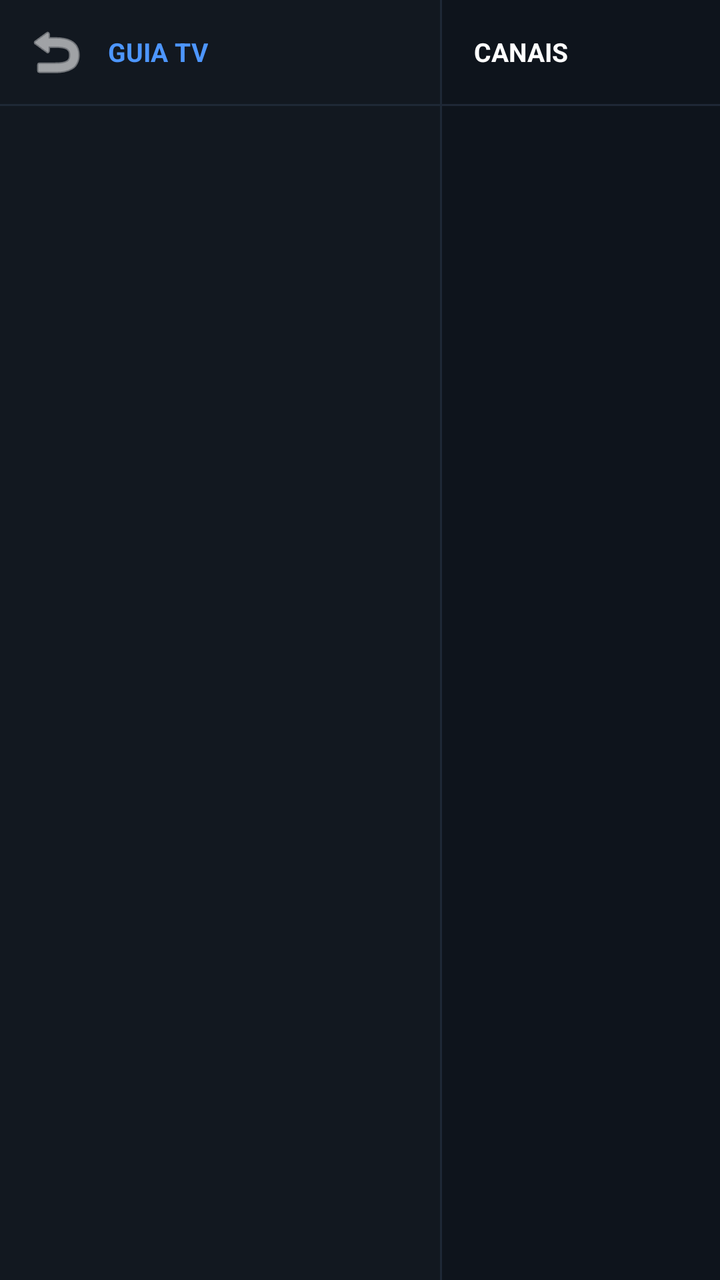
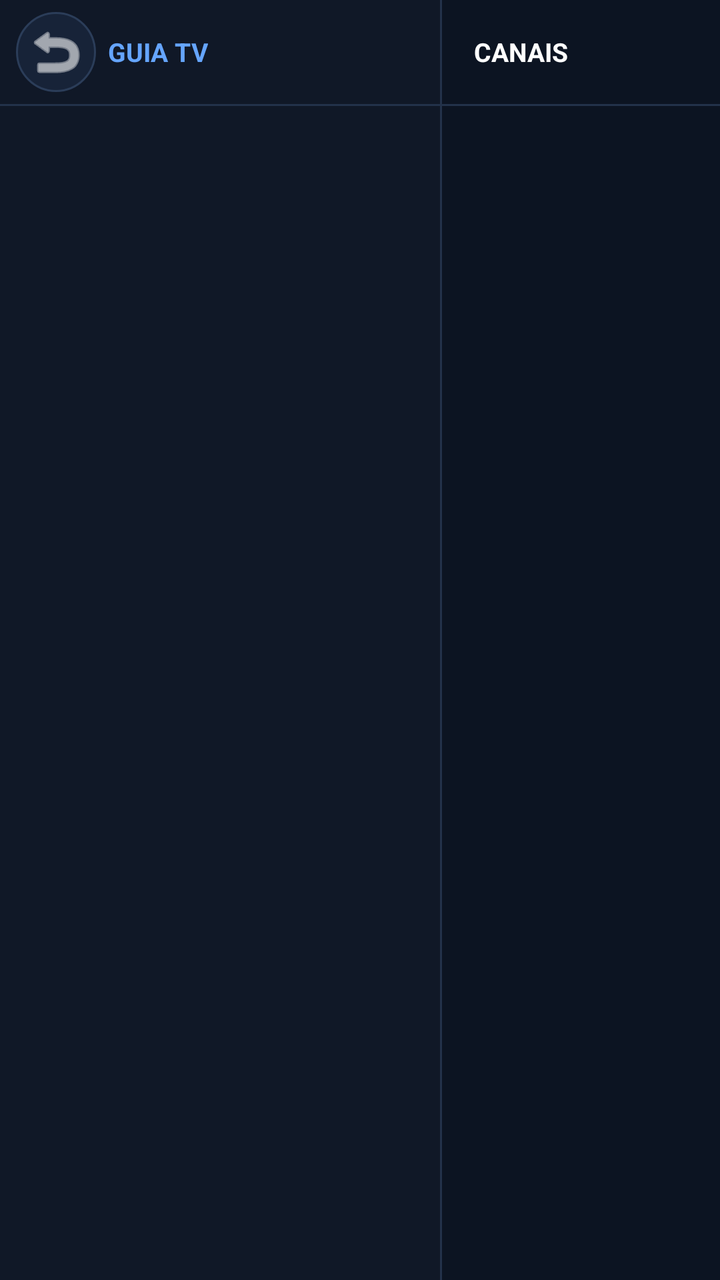

Before-and-after screenshots of an Android layout around one commit, followed by the original layout XML and the change that was made.
<!-- AndroidManifest.xml: application theme Theme.MyApplication -->
<!-- res/layout/activity_epg.xml -->
<?xml version="1.0" encoding="utf-8"?>
<LinearLayout xmlns:android="http://schemas.android.com/apk/res/android"
    xmlns:app="http://schemas.android.com/apk/res-auto"
    android:layout_width="match_parent"
    android:layout_height="match_parent"
    android:orientation="horizontal"
    android:background="#0A0F14">

    
    <LinearLayout
        android:layout_width="220dp"
        android:layout_height="match_parent"
        android:orientation="vertical"
        android:background="#121820">

        
        <LinearLayout
            android:layout_width="match_parent"
            android:layout_height="52dp"
            android:orientation="horizontal"
            android:gravity="center_vertical"
            android:paddingStart="8dp"
            android:paddingEnd="12dp">

            <ImageButton
                android:id="@+id/btnBackEpg"
                android:layout_width="40dp"
                android:layout_height="40dp"
                android:background="?android:attr/selectableItemBackgroundBorderless"
                android:contentDescription="Voltar"
                android:src="@android:drawable/ic_menu_revert"
                app:tint="#FFFFFF" />

            <TextView
                android:layout_width="wrap_content"
                android:layout_height="wrap_content"
                android:layout_marginStart="6dp"
                android:text="GUIA TV"
                android:textColor="#4D96FF"
                android:textSize="13sp"
                android:textStyle="bold" />
        </LinearLayout>

        <View
            android:layout_width="match_parent"
            android:layout_height="1dp"
            android:background="#1E2836" />

        <androidx.recyclerview.widget.RecyclerView
            android:id="@+id/rvEpgCategories"
            android:layout_width="match_parent"
            android:layout_height="match_parent" />
    </LinearLayout>

    <View
        android:layout_width="1dp"
        android:layout_height="match_parent"
        android:background="#1E2836" />

    
    <LinearLayout
        android:layout_width="230dp"
        android:layout_height="match_parent"
        android:orientation="vertical"
        android:background="#0E141C">

        <TextView
            android:layout_width="match_parent"
            android:layout_height="52dp"
            android:gravity="center_vertical"
            android:paddingStart="16dp"
            android:paddingEnd="16dp"
            android:text="CANAIS"
            android:textColor="#FFFFFF"
            android:textSize="13sp"
            android:textStyle="bold" />

        <View
            android:layout_width="match_parent"
            android:layout_height="1dp"
            android:background="#1E2836" />

        <androidx.recyclerview.widget.RecyclerView
            android:id="@+id/rvEpgChannels"
            android:layout_width="match_parent"
            android:layout_height="match_parent" />
    </LinearLayout>

    <View
        android:layout_width="1dp"
        android:layout_height="match_parent"
        android:background="#1E2836" />

    
    <LinearLayout
        android:layout_width="0dp"
        android:layout_height="match_parent"
        android:layout_weight="1"
        android:orientation="vertical"
        android:background="#0A0F14"
        android:padding="12dp">

        <TextView
            android:id="@+id/tvEpgChannelHeader"
            android:layout_width="match_parent"
            android:layout_height="40dp"
            android:gravity="center_vertical"
            android:text="GUIA DE PROGRAMAÇÃO"
            android:textColor="#FFD93D"
            android:textSize="14sp"
            android:textStyle="bold" />

        <FrameLayout
            android:layout_width="match_parent"
            android:layout_height="match_parent"
            android:layout_marginTop="8dp">

            <androidx.recyclerview.widget.RecyclerView
                android:id="@+id/rvEpgPrograms"
                android:layout_width="match_parent"
                android:layout_height="match_parent" />

            <ProgressBar
                android:id="@+id/pbEpgLoading"
                android:layout_width="wrap_content"
                android:layout_height="wrap_content"
                android:layout_gravity="center"
                android:visibility="gone" />

            <TextView
                android:id="@+id/tvEpgEmpty"
                android:layout_width="wrap_content"
                android:layout_height="wrap_content"
                android:layout_gravity="center"
                android:text="Sem guia de programação disponível"
                android:textColor="#708090"
                android:textSize="14sp"
                android:visibility="gone" />
        </FrameLayout>
    </LinearLayout>

</LinearLayout>
<!-- resources referenced by this layout -->
<resources>
  <style name="Theme.MyApplication" parent="Base.Theme.MyApplication" />
  <style name="Base.Theme.MyApplication" parent="Theme.Material3.DayNight.NoActionBar">
          
          
      </style>
</resources>

<!-- the commit's change to res/layout/activity_epg.xml (unified diff, before → after) -->
@@ -4,14 +4,14 @@
     android:layout_width="match_parent"
     android:layout_height="match_parent"
     android:orientation="horizontal"
-    android:background="#0A0F14">
+    android:background="@drawable/bg_app_surface">
 
     
     <LinearLayout
         android:layout_width="220dp"
         android:layout_height="match_parent"
         android:orientation="vertical"
-        android:background="#121820">
+        android:background="#101827">
 
         
         <LinearLayout
@@ -26,7 +26,8 @@
                 android:id="@+id/btnBackEpg"
                 android:layout_width="40dp"
                 android:layout_height="40dp"
-                android:background="?android:attr/selectableItemBackgroundBorderless"
+                android:background="@drawable/bg_icon_button"
+                android:foreground="?android:attr/selectableItemBackgroundBorderless"
                 android:contentDescription="Voltar"
                 android:src="@android:drawable/ic_menu_revert"
                 app:tint="#FFFFFF" />
@@ -36,7 +37,7 @@
                 android:layout_height="wrap_content"
                 android:layout_marginStart="6dp"
                 android:text="GUIA TV"
-                android:textColor="#4D96FF"
+                android:textColor="#65A5FF"
                 android:textSize="13sp"
                 android:textStyle="bold" />
         </LinearLayout>
@@ -44,7 +45,7 @@
         <View
             android:layout_width="match_parent"
             android:layout_height="1dp"
-            android:background="#1E2836" />
+            android:background="#23324A" />
 
         <androidx.recyclerview.widget.RecyclerView
             android:id="@+id/rvEpgCategories"
@@ -55,14 +56,14 @@
     <View
         android:layout_width="1dp"
         android:layout_height="match_parent"
-        android:background="#1E2836" />
+        android:background="#23324A" />
 
     
     <LinearLayout
         android:layout_width="230dp"
         android:layout_height="match_parent"
         android:orientation="vertical"
-        android:background="#0E141C">
+        android:background="#0C1422">
 
         <TextView
             android:layout_width="match_parent"
@@ -78,7 +79,7 @@
         <View
             android:layout_width="match_parent"
             android:layout_height="1dp"
-            android:background="#1E2836" />
+            android:background="#23324A" />
 
         <androidx.recyclerview.widget.RecyclerView
             android:id="@+id/rvEpgChannels"
@@ -89,7 +90,7 @@
     <View
         android:layout_width="1dp"
         android:layout_height="match_parent"
-        android:background="#1E2836" />
+        android:background="#23324A" />
 
     
     <LinearLayout
@@ -97,7 +98,7 @@
         android:layout_height="match_parent"
         android:layout_weight="1"
         android:orientation="vertical"
-        android:background="#0A0F14"
+        android:background="#080D16"
         android:padding="12dp">
 
         <TextView
@@ -106,7 +107,7 @@
             android:layout_height="40dp"
             android:gravity="center_vertical"
             android:text="GUIA DE PROGRAMAÇÃO"
-            android:textColor="#FFD93D"
+            android:textColor="#F5C56B"
             android:textSize="14sp"
             android:textStyle="bold" />
 
@@ -133,7 +134,7 @@
                 android:layout_height="wrap_content"
                 android:layout_gravity="center"
                 android:text="Sem guia de programação disponível"
-                android:textColor="#708090"
+                android:textColor="#8392A8"
                 android:textSize="14sp"
                 android:visibility="gone" />
         </FrameLayout>
<!-- resource entries referenced after the edit -->
@@ -1,9 +1,29 @@
 <!-- resources referenced by this layout -->
 <resources>
+  <!-- drawable bg_app_surface (drawable) -->
+  <shape xmlns:android="http://schemas.android.com/apk/res/android">
+      <gradient
+          android:angle="45"
+          android:startColor="#0C1628"
+          android:centerColor="#080D16"
+          android:endColor="#070B12"
+          android:type="linear" />
+  </shape>
+  <!-- drawable bg_icon_button (drawable) -->
+  <shape xmlns:android="http://schemas.android.com/apk/res/android"
+      android:shape="oval">
+      <solid android:color="#172338" />
+      <stroke android:width="1dp" android:color="#2B3D59" />
+  </shape>
   <style name="Theme.MyApplication" parent="Base.Theme.MyApplication" />
-  <style name="Base.Theme.MyApplication" parent="Theme.Material3.DayNight.NoActionBar">
-          
-          
+  <style name="Base.Theme.MyApplication" parent="Theme.Material3.Dark.NoActionBar">
+          <item name="colorPrimary">#397DFF</item>
+          <item name="colorSecondary">#42D6E8</item>
+          <item name="colorTertiary">#F5C56B</item>
+          <item name="android:statusBarColor">#080D16</item>
+          <item name="android:navigationBarColor">#080D16</item>
+          <item name="android:windowLightStatusBar">false</item>
+          <item name="android:colorAccent">#42D6E8</item>
       </style>
 </resources>
 
